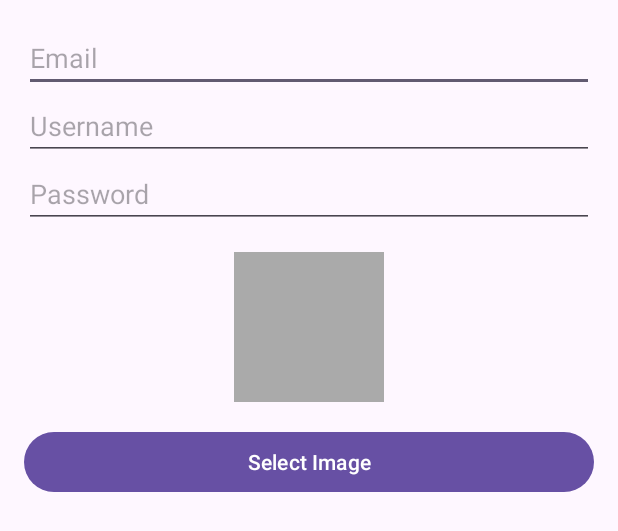
After one commit to foliage21/SplitMate_android_app, an Android app: the layout fragment_add_tenant_dialog.xml on its own in the app's theme, with its tools: preview values and no code run, on a phone screen of 412 x 824 dp. The commit adds this screen. Shown: the top 531 px of the screen. Run offline under Robolectric (Android 15) with nearby library versions, the phone set to English and light mode, and no system bars.

Commit message:
Complete the landlord dashbord function of adding/removing tenant

```diff
--- /dev/null
+++ b/app/src/main/res/layout/fragment_add_tenant_dialog.xml
@@ -0,0 +1,44 @@
+<?xml version="1.0" encoding="utf-8"?>
+<LinearLayout xmlns:android="http://schemas.android.com/apk/res/android"
+    android:layout_width="match_parent"
+    android:layout_height="wrap_content"
+    android:orientation="vertical"
+    android:padding="16dp">
+
+    <EditText
+        android:id="@+id/etTenantEmail"
+        android:layout_width="match_parent"
+        android:layout_height="wrap_content"
+        android:hint="Email"
+        android:inputType="textEmailAddress" />
+
+    <EditText
+        android:id="@+id/etTenantUsername"
+        android:layout_width="match_parent"
+        android:layout_height="wrap_content"
+        android:hint="Username" />
+
+    <EditText
+        android:id="@+id/etTenantPassword"
+        android:layout_width="match_parent"
+        android:layout_height="wrap_content"
+        android:hint="Password"
+        android:inputType="textPassword" />
+
+    <ImageView
+        android:id="@+id/imgTenantProfile"
+        android:layout_width="100dp"
+        android:layout_height="100dp"
+        android:layout_gravity="center_horizontal"
+        android:layout_marginTop="16dp"
+        android:background="@android:color/darker_gray"
+        android:scaleType="centerCrop" />
+
+    <Button
+        android:id="@+id/btnSelectImage"
+        android:layout_width="match_parent"
+        android:layout_height="wrap_content"
+        android:text="Select Image"
+        android:layout_marginTop="16dp" />
+
+</LinearLayout>
```
Also changed, not shown: app/src/main/java/com/example/splitmate_delta/fragment/AddTenantDialogFragment.java (added, +84 -0 lines), app/src/main/java/com/example/splitmate_delta/fragment/LandlordDashboardFragment.java (+5 -2 lines), app/src/main/java/com/example/splitmate_delta/fragment/ManageTenantsFragment.java (added, +229 -0 lines), app/src/main/res/layout/fragment_manage_tenants.xml (added, +23 -0 lines), app/src/main/res/layout/item_tenant_delete.xml (added, +23 -0 lines).
